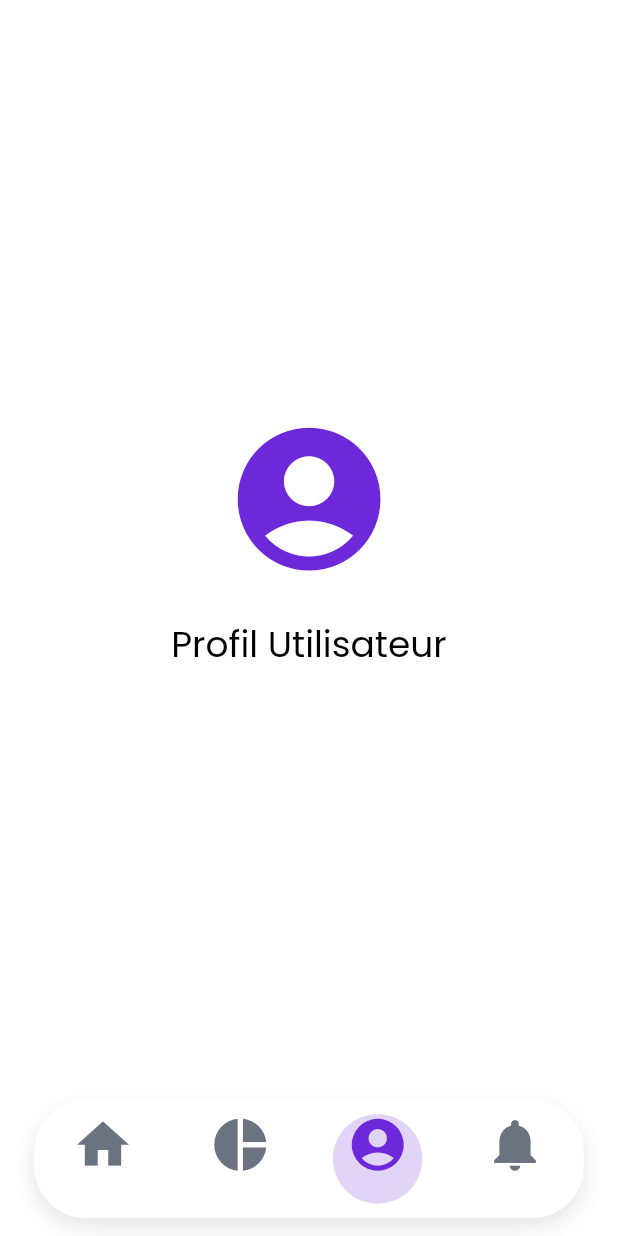
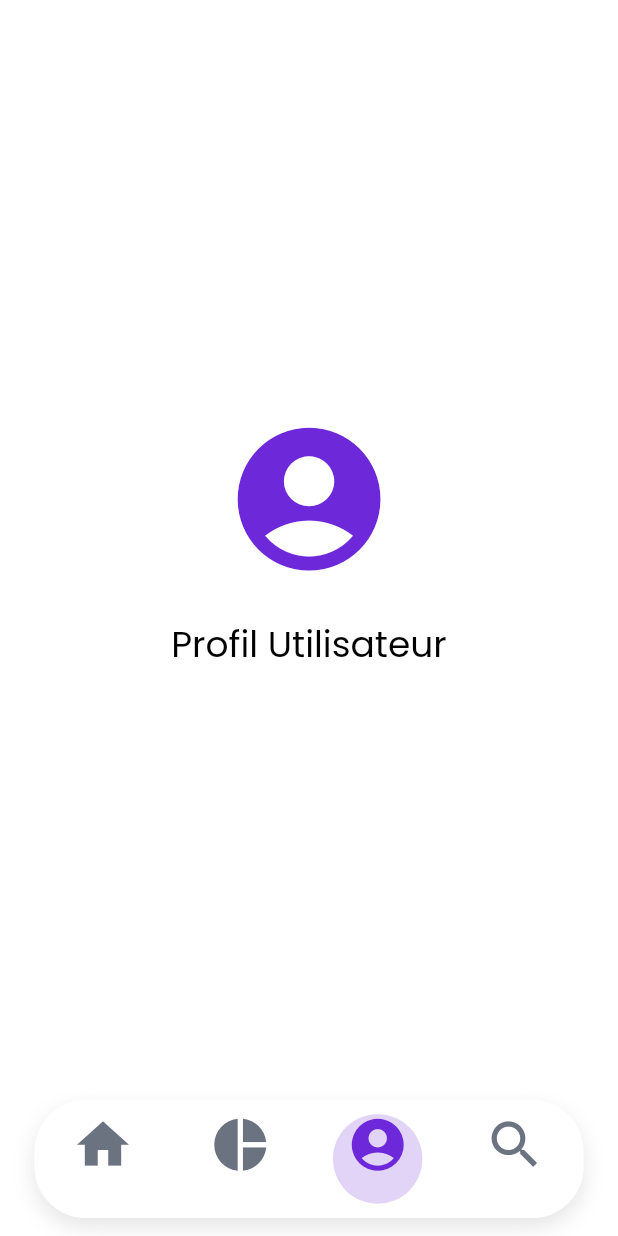
Before and after one commit to WassimBlilita7/Dz-Freelancer-Mobile, a Flutter app: the HomeScreen screen opened by its route, item 3 of the bottom bar chosen, on a phone screen of 412 x 824 dp. Run offline on Flutter 3.47's test engine with Material 3 defaults, Android fonts, the phone set to English and light mode, and no system bars; drawn by our look-alikes of flutter_animate; our stand-ins replace flex_color_scheme, flutter_screenutil, shared_preferences, smooth_page_indicator; accounts and stored records are empty; statements that could not run were skipped.

Commit message:
ajouter icon de search 🔍

```diff
--- a/lib/core/models/nav_item.dart
+++ b/lib/core/models/nav_item.dart
@@ -14,7 +14,7 @@ class NavItem {
       NavItem(icon: Icons.home, index: 0),
       NavItem(icon: Icons.pie_chart, index: 1),
       NavItem(icon: Icons.account_circle, index: 2),
-      NavItem(icon: Icons.notifications, index: 3),
+      NavItem(icon: Icons.search, index: 3),
     ];
   }
 }
--- a/lib/features/home/views/home_screen.dart
+++ b/lib/features/home/views/home_screen.dart
@@ -6,7 +6,7 @@ import 'package:wassit_freelancer_dz_flutter/features/home/controllers/home_cont
 import 'package:wassit_freelancer_dz_flutter/features/home/providers/home_provider.dart';
 import 'package:wassit_freelancer_dz_flutter/features/main/views/chart_tab.dart';
 import 'package:wassit_freelancer_dz_flutter/features/main/views/home_tab.dart';
-import 'package:wassit_freelancer_dz_flutter/features/main/views/notifications_tab.dart';
+import 'package:wassit_freelancer_dz_flutter/features/main/views/search_tab.dart';
 import 'package:wassit_freelancer_dz_flutter/features/main/views/user_tab.dart';
 
 class HomeScreen extends StatefulWidget {
--- a/lib/features/main/views/notifications_tab.dart
+++ b/lib/features/main/views/search_tab.dart
@@ -9,7 +9,7 @@ class NotificationsTab extends StatelessWidget {
   Widget build(BuildContext context) {
     return Center(
       child: Text(
-        'Notifications',
+        'Search 🔍',
         style: Theme.of(context).textTheme.headlineSmall?.copyWith(
           color: Theme.of(context).colorScheme.onSurface,
         ),
```
